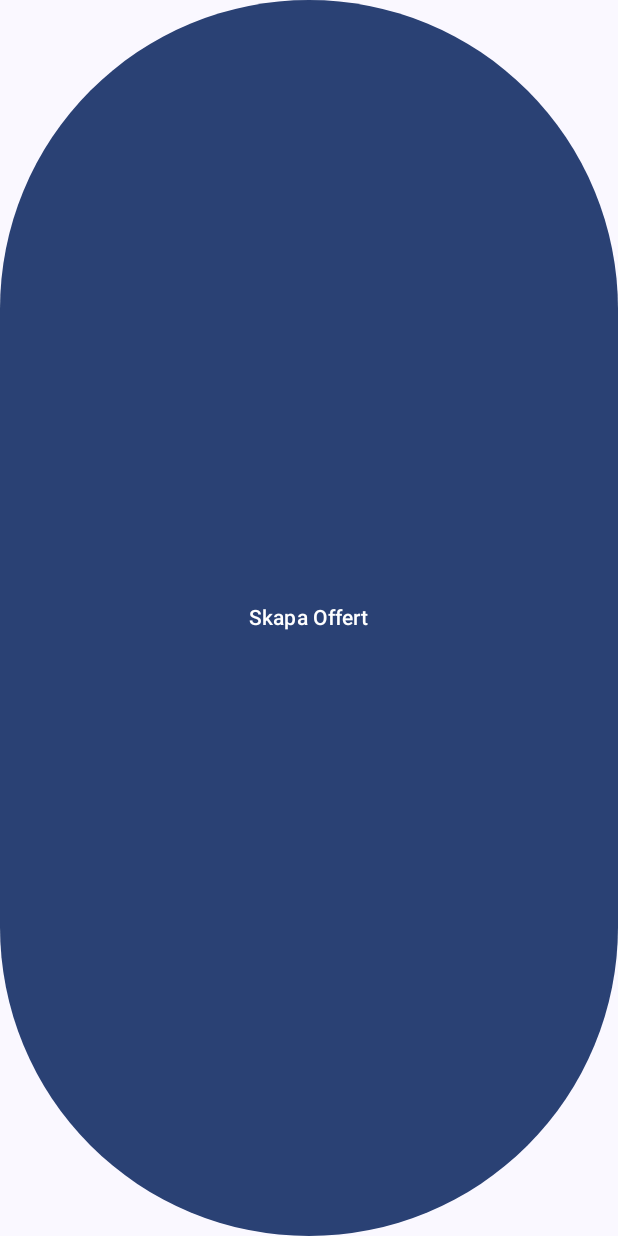
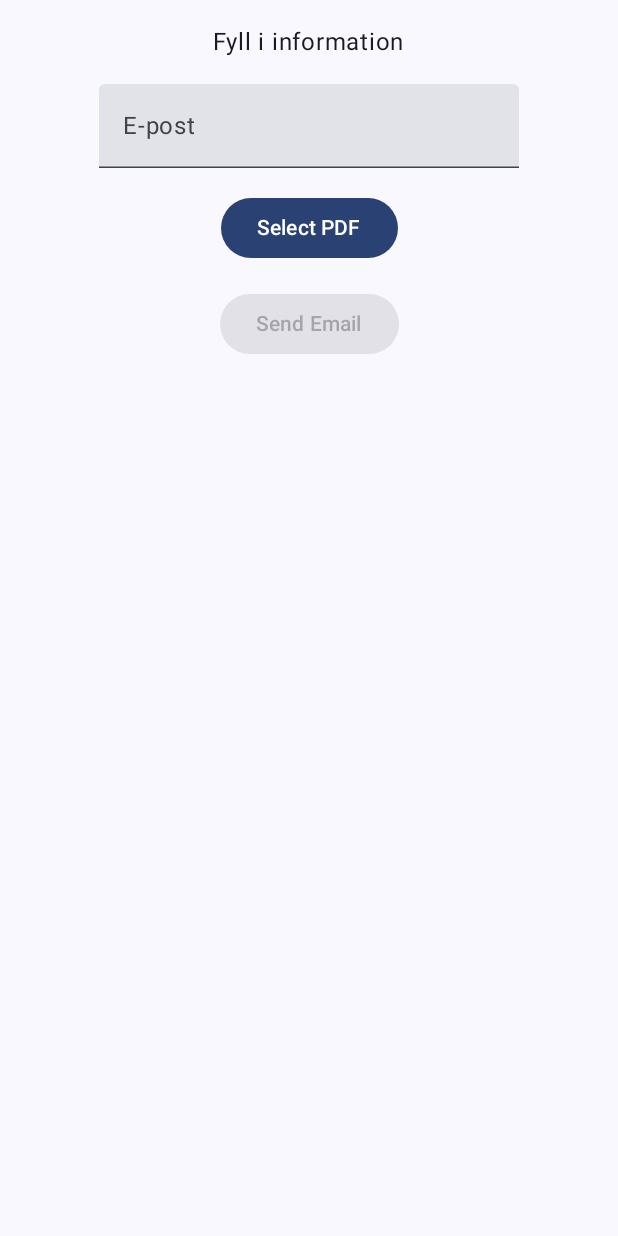
Before and after one commit to Screenbottle/Just-Offerts, an Android app built with Jetpack Compose: the SendOfferScreen screen opened through its navigation route, on a phone screen of 412 x 824 dp. Run offline under Robolectric (Android 15) with nearby library versions, the phone set to English and light mode, and no system bars.

Commit message:
started working on basic layout and pdf creation

```diff
--- a/app/src/main/java/com/justvalue/justofferts/ui/main/SendOfferScreen.kt
+++ b/app/src/main/java/com/justvalue/justofferts/ui/main/SendOfferScreen.kt
@@ -1,18 +1,129 @@
 package com.justvalue.justofferts.ui.main
 
+import android.app.Activity
+import android.content.Context
+import androidx.compose.foundation.layout.Column
 import androidx.compose.material3.Button
 import androidx.compose.material3.Text
+import androidx.compose.material3.TextField
 import androidx.compose.runtime.Composable
+import androidx.compose.runtime.mutableStateOf
+import androidx.compose.runtime.remember
+import androidx.compose.runtime.setValue
+import androidx.compose.runtime.getValue
 import androidx.compose.ui.platform.LocalContext
+import androidx.compose.ui.text.input.TextFieldValue
 import androidx.navigation.NavHostController
-import androidx.navigation.compose.rememberNavController
+import android.content.Intent
+import android.net.Uri
+import android.provider.DocumentsContract
+import androidx.activity.ComponentActivity
+import androidx.activity.result.ActivityResult
+import androidx.activity.result.ActivityResultLauncher
+import androidx.activity.result.contract.ActivityResultContract
+import androidx.activity.result.contract.ActivityResultContracts
+import androidx.compose.foundation.layout.*
+import androidx.compose.runtime.*
+import androidx.compose.ui.Alignment
+import androidx.compose.ui.Modifier
+import androidx.compose.ui.unit.dp
+import java.io.File
 
 @Composable
 fun SendOfferScreen(navController: NavHostController) {
     val context = LocalContext.current
-    Button(onClick = {
-        navController.navigate("send_offer")
-    }) {
-        Text("Skapa Offert")
+    var emailAddress by remember { mutableStateOf(TextFieldValue()) }
+    var selectedPdfUri by remember { mutableStateOf<Uri?>(null) }
+    val appFilesDirectory = File(LocalContext.current.getExternalFilesDir(null), "")
+    val initialUri = if (appFilesDirectory.exists()) Uri.fromFile(appFilesDirectory) else null
+
+    val launcher = selectPdf { uri ->
+        selectedPdfUri = uri
+    }
+
+
+    Column(
+        modifier = Modifier
+            .fillMaxSize()
+            .padding(16.dp),
+        verticalArrangement = Arrangement.spacedBy(16.dp),
+        horizontalAlignment = Alignment.CenterHorizontally
+    ) {
+        Text(text = "Fyll i information")
+
+        TextField(value = emailAddress, onValueChange = { emailAddress = it }, label = { Text("E-post") })
+
+        Button(onClick = {
+            val intent = Intent(Intent.ACTION_GET_CONTENT).apply {
+                type = "application/pdf"
+                // Set initial directory
+                putExtra(DocumentsContract.EXTRA_INITIAL_URI, initialUri)
+            }
+            launcher.launch(intent)
+        }) {
+            Text("Select PDF")
+        }
+
+        selectedPdfUri?.let {
+            Text("Selected PDF: ${it.path?.let { it1 -> File(it1).name }}")
+        }
+
+        Button(
+            onClick = { sendEmailAction(emailAddress.text, context, selectedPdfUri) },
+            enabled = emailAddress.text.isNotBlank() && selectedPdfUri != null
+        ) {
+            Text("Send Email")
+        }
+
+
+
+    }
+
+}
+fun sendEmailAction(emailAddress: String, context: Context, pdfUri: Uri?): () -> Unit {
+    return {
+
+        val emailIntent = Intent(Intent.ACTION_SEND)
+        emailIntent.type = "application/pdf"
+        emailIntent.putExtra(Intent.EXTRA_EMAIL, arrayOf(emailAddress))
+        emailIntent.putExtra(Intent.EXTRA_SUBJECT, "Subject")
+        pdfUri?.let { uri ->
+            emailIntent.putExtra(Intent.EXTRA_STREAM, uri)
+        }
+        emailIntent.addFlags(Intent.FLAG_GRANT_READ_URI_PERMISSION)
+        context.startActivity(Intent.createChooser(emailIntent, "Send email..."))
     }
 }
+
+
+@Composable
+fun selectPdf(onPdfSelected: (Uri?) -> Unit): ActivityResultLauncher<Intent> {
+    val context = LocalContext.current as ComponentActivity
+    val launcher = rememberLauncherForActivityResult(ActivityResultContracts.StartActivityForResult()) { activityResult ->
+        // Handle the result
+        if (activityResult.resultCode == Activity.RESULT_OK) {
+            val data: Intent? = activityResult.data
+            val uri = data?.data
+            onPdfSelected(uri)
+        }
+    }
+    return launcher
+}
+
+
+
+
+@Composable
+fun rememberLauncherForActivityResult(
+    contract: ActivityResultContract<Intent, ActivityResult>,
+    onResult: (Uri?) -> Unit
+): ActivityResultLauncher<Intent> {
+    val context = LocalContext.current as ComponentActivity
+    return remember(context) {
+        context.activityResultRegistry.register("key", contract) { result ->
+            val data: Intent? = result.data
+            val uri = data?.data
+            onResult(uri)
+        }
+    }
+}
--- a/app/src/main/res/navigation/navigation_graph.xml
+++ b/app/src/main/res/navigation/navigation_graph.xml
@@ -6,8 +6,8 @@
     <composable android:id="@+id/homescreen"
         android:name="com.justvalue.justofferts.ui.HomeScreen"
         android:label="Home"
-        app:popUpTo="Home Screen"
-        app:popUpToInclusive="true" />
+        app:popUpTo="@id/homescreen"
+        />
 
     <composable android:id="@+id/create_offer"
         android:name="com.justvalue.justofferts.ui.CreateOfferScreen"
```
Also changed, not shown: app/src/main/java/com/justvalue/justofferts/MainActivity.kt (+0 -20 lines), app/src/main/java/com/justvalue/justofferts/ui/main/CreateOfferScreen.kt (+32 -10 lines).
